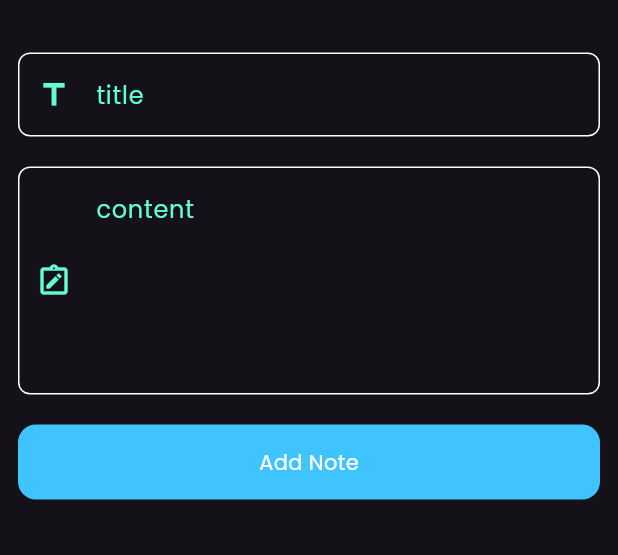
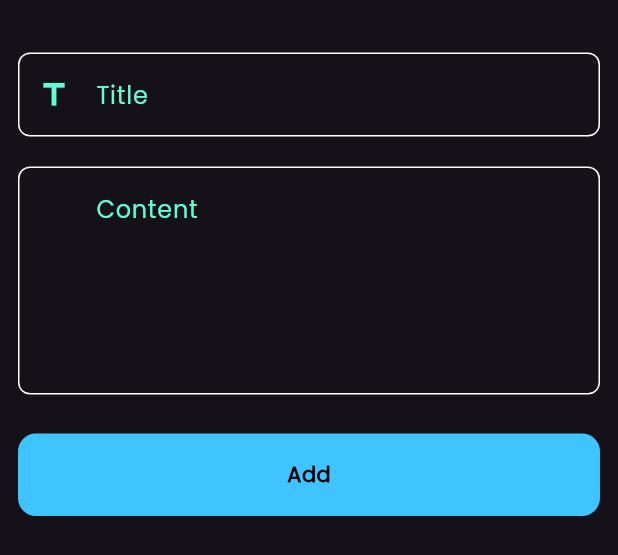
Before and after one commit to Omarazab1/BrainWave, a Flutter app: the CustomModalBottomSheet widget shown alone on an empty page, opened directly, on a phone screen of 412 x 824 dp. Shown: the top 555 px of the screen. Run offline on Flutter 3.47's test engine with Material 3 defaults, Android fonts, the light colour scheme and no system bars.

Commit message:
finish notesBottomSheet

```diff
--- a/lib/views/widgets/custom_button.dart
+++ b/lib/views/widgets/custom_button.dart
@@ -6,13 +6,13 @@
   @override
   Widget build(BuildContext context) {
     return Container(
-      height: 50,
-      width: double.infinity,
+      height: 55,
+      width: MediaQuery.sizeOf(context).width,
       decoration:BoxDecoration(
         borderRadius: BorderRadius.circular(12),
         color: Colors.lightBlueAccent,
       ),
-      child: const Center(child:  Text('Add Note', style: TextStyle(color: Colors.white),)),
+      child: const Center(child:  Text('Add', style: TextStyle(color: Colors.black,fontWeight: FontWeight.bold),)),
     );
   }
 }
--- a/lib/views/widgets/custom_modal_bottom_sheet.dart
+++ b/lib/views/widgets/custom_modal_bottom_sheet.dart
@@ -1,6 +1,6 @@
 import 'package:flutter/material.dart';
 import 'package:notesapp/views/widgets/custom_button.dart';
-import 'package:notesapp/views/widgets/custom_textField.dart';
+import 'package:notesapp/views/widgets/custom_textfield.dart';
 
 class CustomModalBottomSheet extends StatelessWidget {
   const CustomModalBottomSheet({super.key});
@@ -9,15 +9,18 @@
   Widget build(BuildContext context) {
     return const Padding(
       padding:  EdgeInsets.symmetric(horizontal: 12.0),
-      child:  Column(
-        children: [
-          SizedBox(height: 35,),
-          CustomTextField(hintText: 'title', prefixIcon: Icons.title),
-          SizedBox(height: 20,),
-          CustomTextField(hintText: 'content', prefixIcon: Icons.note_alt_outlined,maxLines: 5,),
-          SizedBox(height: 20,),
-          CustomButton(),
-        ],
+      child:  SingleChildScrollView(
+        child: Column(
+          children: [
+            SizedBox(height: 35,),
+            CustomTextField(hintText: 'Title', prefixIcon: Icons.title),
+            SizedBox(height: 20,),
+            CustomTextField(hintText: 'Content',maxLines: 5,),
+            SizedBox(height: 26,),
+            CustomButton(),
+            SizedBox(height: 20,),
+          ],
+        ),
       ),
     );
   }
--- a/lib/views/widgets/custom_textField.dart
+++ b/lib/views/widgets/custom_textfield.dart
@@ -1,12 +1,11 @@
-import 'package:flutter/cupertino.dart';
 import 'package:flutter/material.dart';
 import 'package:notesapp/constants.dart';
 
 class CustomTextField extends StatelessWidget {
   final String hintText;
   final int? maxLines;
-  final IconData prefixIcon;
-  const CustomTextField({super.key, required this.hintText,  this.maxLines = 1, required this.prefixIcon});
+  final IconData? prefixIcon;
+  const CustomTextField({super.key, required this.hintText,  this.maxLines = 1,  this.prefixIcon});
 
   @override
   Widget build(BuildContext context) {
```
